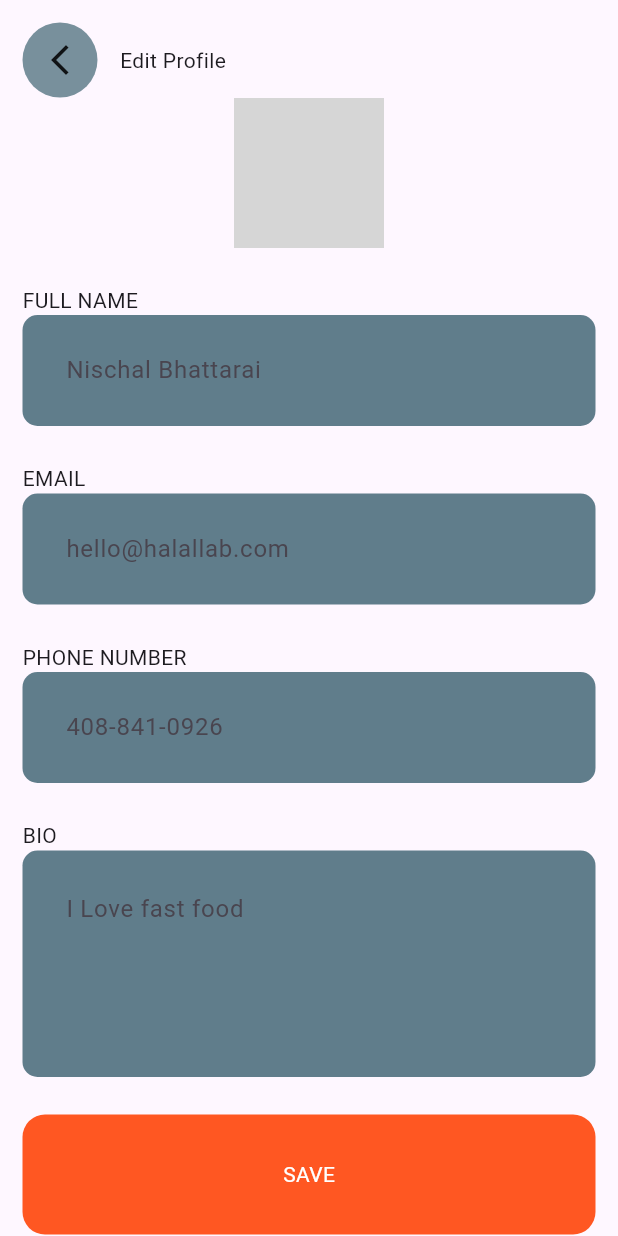
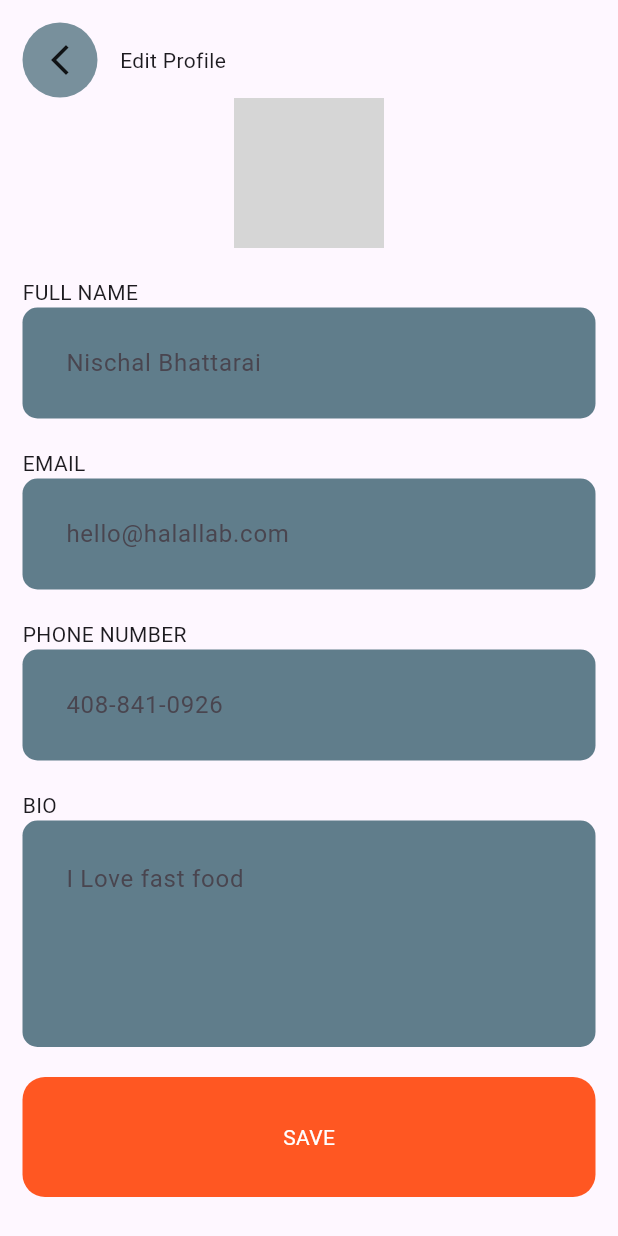
Before and after one commit to nischal224/foodui, a Flutter app: the Editprofile screen opened directly, on a phone screen of 412 x 824 dp. Run offline on Flutter 3.47's test engine with Material 3 defaults, Android fonts, the phone set to English and light mode, and no system bars; our stand-ins replace carousel_slider, fl_chart, flutter_map, flutter_svg, latlong2, lucide_icons_flutter; network calls fail; grey boxes are pictures that could not be loaded.

Commit message:
init commit

```diff
--- a/lib/pages/chief/my_orders.dart
+++ b/lib/pages/chief/my_orders.dart
@@ -61,7 +61,7 @@ class _MyOrdersState extends State<MyOrders> with TickerProviderStateMixin {
                 controller: _tabController,
                 tabs: [Tab(text: "Ongoing"), Tab(text: "History")],
               ),
-              SizedBox(height: 15),
+              Appwidget.sizeheight(),
 
               Expanded(
                 child: TabBarView(
--- a/lib/pages/chief/myprofile.dart
+++ b/lib/pages/chief/myprofile.dart
@@ -18,7 +18,6 @@ class _MyprofileState extends State<Myprofile> {
           children: [
             Container(
               padding: EdgeInsets.all(25),
-
               width: double.infinity,
               decoration: BoxDecoration(
                 color: Colors.deepOrange.shade700,
--- a/lib/pages/editprofile.dart
+++ b/lib/pages/editprofile.dart
@@ -1,9 +1,9 @@
 import 'package:flutter/material.dart';
+import 'package:foodui/widgets/app_button.dart';
 import 'package:foodui/widgets/app_text_field.dart';
 
 class Editprofile extends StatefulWidget {
   const Editprofile({super.key});
-
   @override
   State<Editprofile> createState() => _EditprofileState();
 }
@@ -26,8 +26,7 @@ class _EditprofileState extends State<Editprofile> {
                     onTap: () {
                       Navigator.pop(context);
                     },
-                    child: Expanded(
-                      flex: 0,
+
                     child: Container(
                       height: 50,
                       width: 50,
@@ -39,9 +38,8 @@ class _EditprofileState extends State<Editprofile> {
                       child: Icon(Icons.arrow_back_ios_new),
                     ),
                   ),
-                  ),
                   SizedBox(width: 15),
-                  Expanded(flex: 6, child: Text("Edit Profile")),
+                  Expanded(child: Text("Edit Profile")),
                 ],
               ),
               Center(
@@ -58,7 +56,7 @@ class _EditprofileState extends State<Editprofile> {
                           clipBehavior: Clip.hardEdge,
                           borderRadius: BorderRadius.circular(50),
                           child: Image.network(
-                            'https://scontent.fktm21-1.fna.fbcdn.net/v/t39.30808-6/487315180_3007083586108364_4876919458221114847_n.jpg?_nc_cat=110&ccb=1-7&_nc_sid=a5f93a&_nc_ohc=C5MlmmBH6qQQ7kNvwH0vc9O&_nc_oc=AdmO8mB1TUMv2IjqoKTWH0gbru2ydyL8SSPVfLWs2jUTORyL7cIebaKdkOb77jWjyjg&_nc_zt=23&_nc_ht=scontent.fktm21-1.fna&_nc_gid=Xo6mwhimjCD8AdjQc2KepA&oh=00_AfF9yWehxck-kM3lk5-Mt9o6cp2y-a3EkamOJF99yLp0Cw&oe=680C007F',
+                            'https://images.pexels.com/photos/2829373/pexels-photo-2829373.jpeg?auto=compress&cs=tinysrgb&w=600',
                             fit: BoxFit.cover,
                           ),
                         ),
@@ -80,7 +78,7 @@ class _EditprofileState extends State<Editprofile> {
                   ],
                 ),
               ),
-              SizedBox(height: 25),
+              Appwidget.sizeheight(),
               Column(
                 crossAxisAlignment: CrossAxisAlignment.start,
                 children: [
@@ -98,7 +96,7 @@ class _EditprofileState extends State<Editprofile> {
                       ),
                     ),
                   ),
-                  SizedBox(height: 25),
+                  Appwidget.sizeheight(),
                   Text("EMAIL"),
                   TextFormField(
                     decoration: InputDecoration(
@@ -113,7 +111,7 @@ class _EditprofileState extends State<Editprofile> {
                       ),
                     ),
                   ),
-                  SizedBox(height: 25),
+                  Appwidget.sizeheight(),
                   Text("PHONE NUMBER"),
                   TextFormField(
                     decoration: InputDecoration(
@@ -127,7 +125,7 @@ class _EditprofileState extends State<Editprofile> {
                       ),
                     ),
                   ),
-                  SizedBox(height: 25),
+                  Appwidget.sizeheight(),
                   Text("BIO"),
                   TextFormField(
                     maxLines: 4,
@@ -146,7 +144,7 @@ class _EditprofileState extends State<Editprofile> {
                   ),
                 ],
               ),
-              SizedBox(height: 25),
+              Appwidget.sizeheight(),
               saveContainer(
                 name: "SAVE",
                 backgroundColor: Colors.deepOrange,
--- a/lib/pages/mapUi.dart
+++ b/lib/pages/mapUi.dart
@@ -22,9 +22,9 @@ class _MapuiState extends State<Mapui> {
               width: MediaQuery.of(context).size.width,
               height: MediaQuery.of(context).size.height / 2,
             ),
-            SizedBox(height: 50),
+            Appwidget.sizeheight(),
             Appwidget.buttonaccess(),
-            SizedBox(height: 25),
+            Appwidget.sizeheight(),
             RichText(
               text: TextSpan(
                 children: [
--- a/lib/widgets/app_button.dart
+++ b/lib/widgets/app_button.dart
@@ -16,6 +16,10 @@ class Appwidget {
 
   static SizedBox sizeheight() {
     return SizedBox(height: 20);
+  }
+
+  static Divider dividerHeight() {
+    return Divider(height: 20);
   }
 
   static TextStyle boldTextFeildStyle() {
```
Also changed, not shown: lib/main.dart (+10 -1 lines), lib/pages/chief/chiefHome.dart (+6 -2 lines), lib/pages/chief/chiefnotifaction.dart (+10 -9 lines), lib/pages/homepage.dart (+9 -8 lines), lib/pages/offers.dart (+4 -3 lines). Lines whose indentation alone changed are shown as unchanged.
